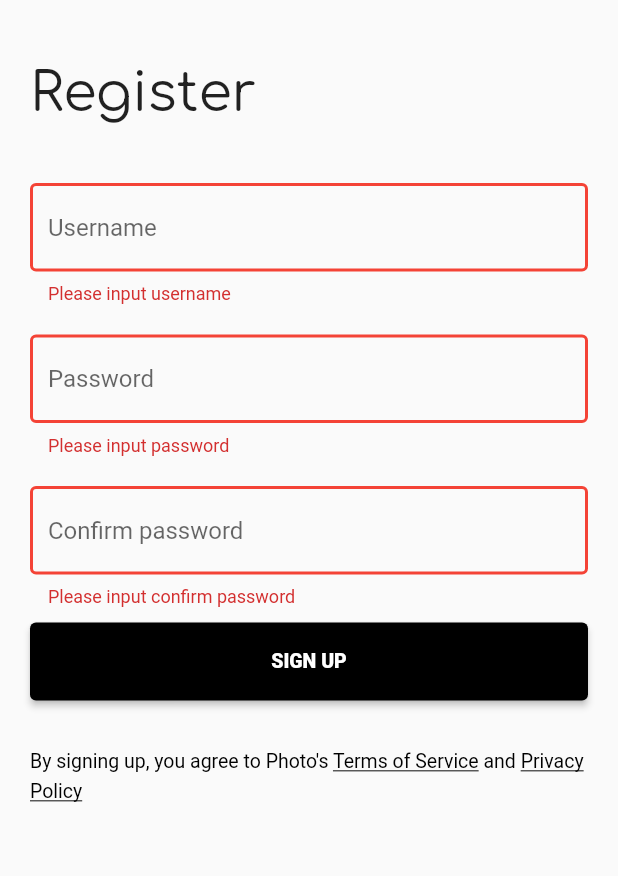
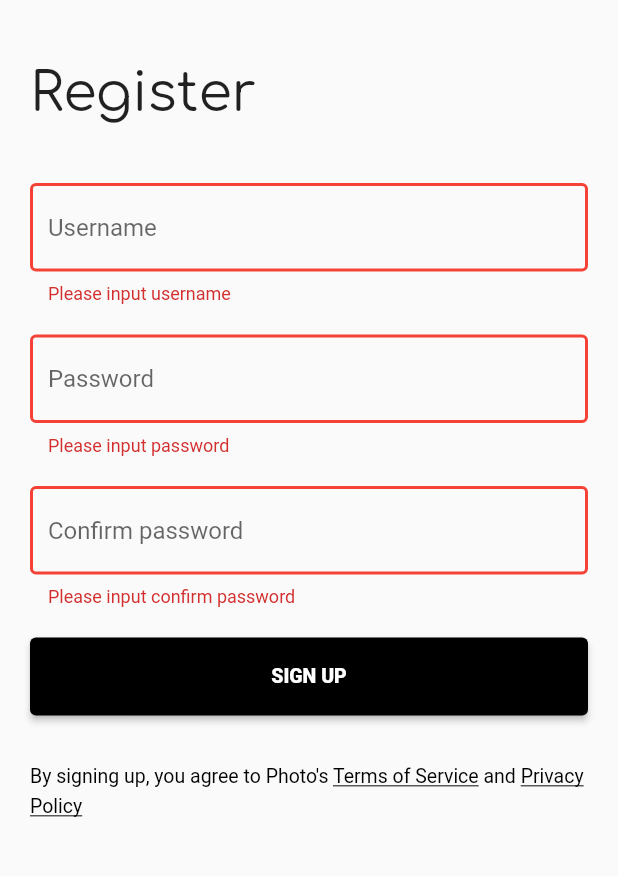
Before and after one commit to darknight1604/demo_app, a Flutter app: the RegisterScreen screen opened by its route, after a tap on "SIGN UP", on a phone screen of 412 x 824 dp, the part 51-927 px from its top. Run offline on Flutter 3.47's test engine with Material 2 defaults, Android fonts, the phone set to English and light mode, and no system bars; our stand-ins replace bloc, easy_localization, equatable, flutter_bloc.

Commit message:
Refactor submit button

```diff
--- /dev/null
+++ b/lib/ui/common/submit_button_widget.dart
@@ -0,0 +1,39 @@
+import 'package:flutter/material.dart';
+
+class SubmitButtonWidget extends StatefulWidget {
+  final Function onPress;
+  final Widget child;
+  final EdgeInsetsGeometry padding;
+  const SubmitButtonWidget({
+    Key? key,
+    required this.onPress,
+    required this.child,
+    required this.padding,
+  }) : super(key: key);
+
+  @override
+  _SubmitButtonWidgetState createState() => _SubmitButtonWidgetState();
+}
+
+class _SubmitButtonWidgetState extends State<SubmitButtonWidget> {
+  @override
+  Widget build(BuildContext context) {
+    return Padding(
+      padding: widget.padding,
+      child: ElevatedButton(
+        style: ElevatedButton.styleFrom(
+          primary: Colors.black,
+          minimumSize: Size(double.infinity, 52),
+        ),
+        onPressed: () {
+          //hide keyboard when submit
+          if (FocusManager.instance.primaryFocus != null) {
+            FocusManager.instance.primaryFocus!.unfocus();
+          }
+          widget.onPress();
+        },
+        child: widget.child,
+      ),
+    );
+  }
+}
--- a/lib/ui/register_screen/body.dart
+++ b/lib/ui/register_screen/body.dart
@@ -3,6 +3,7 @@ import 'package:demo_app/helper/constants.dart';
 import 'package:demo_app/helper/custom_text.dart';
 import 'package:demo_app/route/route.dart';
 import 'package:demo_app/ui/common/common_util.dart';
+import 'package:demo_app/ui/common/submit_button_widget.dart';
 import 'package:flutter/gestures.dart';
 import 'package:flutter/material.dart';
 import 'package:easy_localization/easy_localization.dart';
--- a/lib/ui/register_screen/register_form_widget.dart
+++ b/lib/ui/register_screen/register_form_widget.dart
@@ -13,6 +13,71 @@ class __RegisterFormWidgetState extends State<_RegisterFormWidget> {
   final TextEditingController passwordController = TextEditingController();
   final TextEditingController confirmPasswordController =
       TextEditingController();
+
+  @override
+  Widget build(BuildContext context) {
+    return BlocListener<RegisterBloc, RegisterState>(
+      listener: (context, state) async {
+        if (state is SignUpSuccess) {
+          await CommonUtil.showSnackBar(context, 'title.signUpSuccess'.tr());
+          Navigator.of(context).popAndPushNamed(RouteGenerator.loginPage);
+        }
+      },
+      child: Form(
+        key: _formKey,
+        child: Column(
+          children: [
+            CommonUtil.createTextFormField(
+              const EdgeInsets.fromLTRB(0.0, 10.0, 0.0, 10.0),
+              usernameController,
+              hintText: 'hintText.username'.tr(),
+              validatorFunction: validateUsername,
+            ),
+            CommonUtil.createTextFormField(
+              const EdgeInsets.fromLTRB(0.0, 10.0, 0.0, 10.0),
+              passwordController,
+              hintText: 'hintText.password'.tr(),
+              isPassword: true,
+              validatorFunction: validatePassword,
+            ),
+            CommonUtil.createTextFormField(
+              const EdgeInsets.fromLTRB(0.0, 10.0, 0.0, 10.0),
+              confirmPasswordController,
+              hintText: 'hintText.confirmPassword'.tr(),
+              validatorFunction: validateConfirmPassword,
+              isPassword: true,
+            ),
+            SubmitButtonWidget(
+              onPress: () {
+                //validate data
+                if (_formKey.currentState!.validate()) {
+                  context.read<RegisterBloc>().add(
+                        SignUpRequest(
+                          username: usernameController.text,
+                          password: passwordController.text,
+                        ),
+                      );
+                }
+              },
+              child: BlocBuilder<RegisterBloc, RegisterState>(
+                builder: (context, state) {
+                  if (state is Loading) {
+                    return CircularProgressIndicator();
+                  }
+                  return CustomText.createBoldText(
+                    'button.signUp'.tr(),
+                    size: 13,
+                    color: Colors.white,
+                  );
+                },
+              ),
+              padding: const EdgeInsets.only(top: 10.0),
+            ),
+          ],
+        ),
+      ),
+    );
+  }
 
   String? validateUsername(String? value) {
     if (value == null || value.isEmpty) {
@@ -44,76 +109,4 @@ class __RegisterFormWidgetState extends State<_RegisterFormWidget> {
     }
     return null;
   }
-
-  @override
-  Widget build(BuildContext context) {
-    return Form(
-      key: _formKey,
-      child: Column(
-        children: [
-          CommonUtil.createTextFormField(
-            const EdgeInsets.fromLTRB(0.0, 10.0, 0.0, 10.0),
-            usernameController,
-            hintText: 'hintText.username'.tr(),
-            validatorFunction: validateUsername,
-          ),
-          CommonUtil.createTextFormField(
-            const EdgeInsets.fromLTRB(0.0, 10.0, 0.0, 10.0),
-            passwordController,
-            hintText: 'hintText.password'.tr(),
-            isPassword: true,
-            validatorFunction: validatePassword,
-          ),
-          CommonUtil.createTextFormField(
-            const EdgeInsets.fromLTRB(0.0, 10.0, 0.0, 10.0),
-            confirmPasswordController,
-            hintText: 'hintText.confirmPassword'.tr(),
-            validatorFunction: validateConfirmPassword,
-            isPassword: true,
-          ),
-          ElevatedButton(
-            style: ElevatedButton.styleFrom(
-              primary: Colors.black,
-              minimumSize: Size(double.infinity, 52),
-            ),
-            onPressed: () {
-              //hide keyboard when submit
-              if (FocusManager.instance.primaryFocus != null) {
-                FocusManager.instance.primaryFocus!.unfocus();
-              }
-              //validate data
-              if (_formKey.currentState!.validate()) {
-                context.read<RegisterBloc>().add(
-                      SignUpRequest(
-                        username: usernameController.text,
-                        password: passwordController.text,
-                      ),
-                    );
-              }
-            },
-            child: BlocConsumer<RegisterBloc, RegisterState>(
-              builder: (context, state) {
-                if (state is Loading) {
-                  return CircularProgressIndicator();
-                }
-                return CustomText.createBoldText(
-                  'button.signUp'.tr(),
-                  size: 13,
-                  color: Colors.white,
-                );
-              },
-              listener: (context, state) async {
-                if (state is SignUpSuccess) {
-                  await CommonUtil.showSnackBar(
-                      context, 'title.signUpSuccess'.tr());
-                  Navigator.of(context)
-                      .popAndPushNamed(RouteGenerator.loginPage);
-                }
-              },
-            ),
-          ),
-        ],
-      ),
-    );
-  }
 }
```
